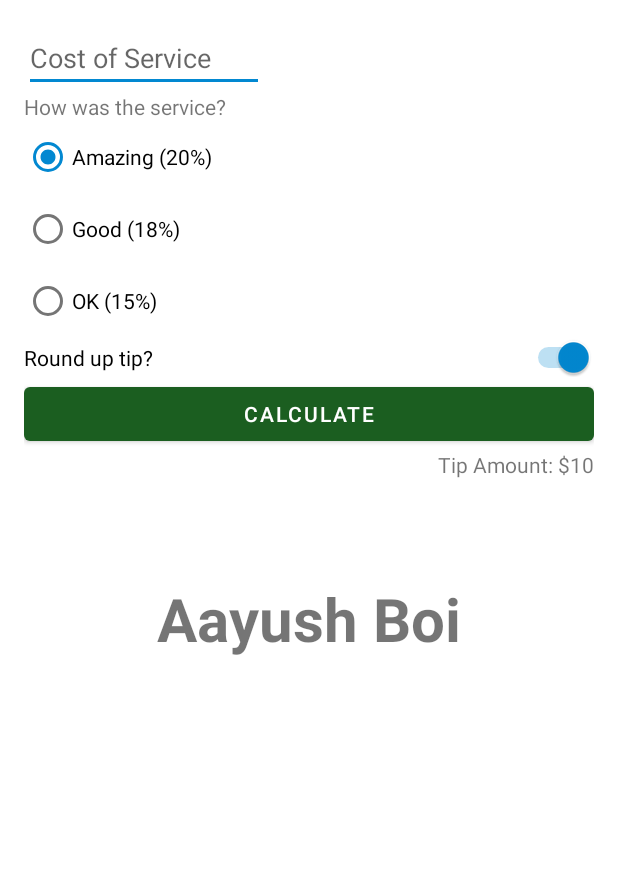
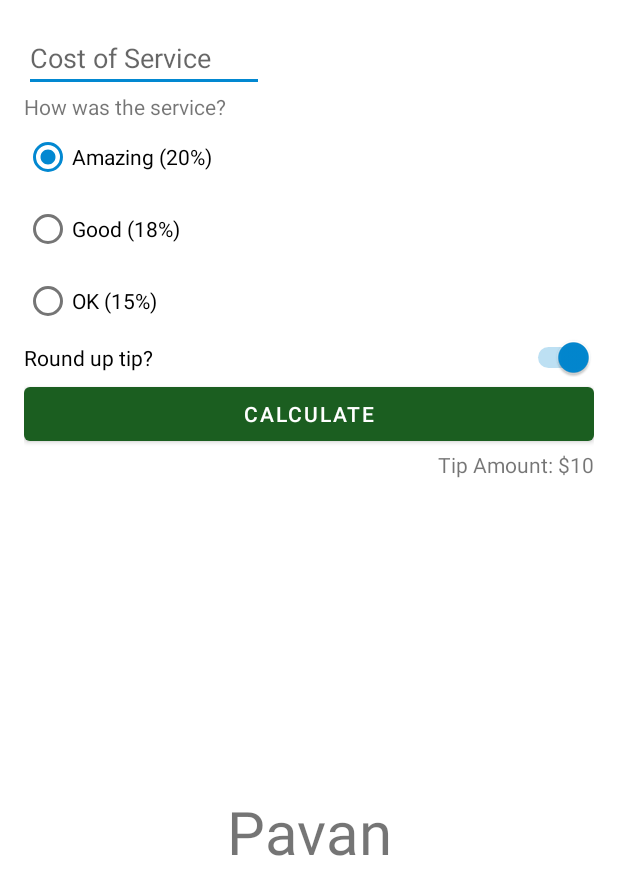
Before and after one commit to Pavan-Sai-creator/Tip-calc, an Android app: the layout activity_main.xml on its own in the app's theme, with its tools: preview values and no code run, on a phone screen of 412 x 824 dp. Shown: the top 895 px of the screen. Run offline under Robolectric (Android 15) with nearby library versions, the phone set to English and light mode, and no system bars.

Commit message:
pushing 3rd version

```diff
--- a/app/src/main/res/layout/activity_main.xml
+++ b/app/src/main/res/layout/activity_main.xml
@@ -85,14 +85,12 @@
         android:id="@+id/textView"
         android:layout_width="wrap_content"
         android:layout_height="wrap_content"
-        android:text="Aayush Boi"
-        android:textStyle="bold"
-
+        android:text="Pavan"
         android:textSize="40dp"
         app:layout_constraintBottom_toBottomOf="parent"
         app:layout_constraintEnd_toEndOf="parent"
         app:layout_constraintStart_toStartOf="parent"
-        app:layout_constraintTop_toTopOf="parent" />
+        app:layout_constraintTop_toBottomOf="@+id/calculate_button" />
 
 
 </androidx.constraintlayout.widget.ConstraintLayout>
```
